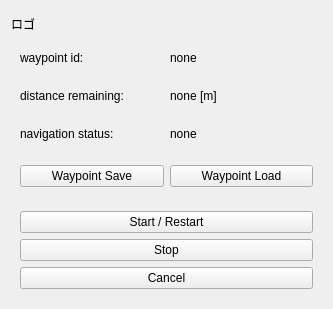
uhobeike/ike_nav, file ike_nav_rviz_plugins/src/ui/ike_nav.ui: the form before one commit.
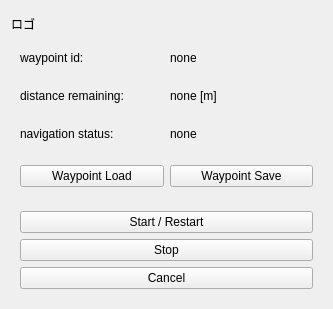
The form after the commit.

The edit to the form file:
```diff
--- a/ike_nav_rviz_plugins/src/ui/ike_nav.ui
+++ b/ike_nav_rviz_plugins/src/ui/ike_nav.ui
@@ -91,16 +91,16 @@
     <widget class="QWidget" name="horizontalLayoutWidget">
      <layout class="QHBoxLayout" name="horizontalLayout">
       <item>
-       <widget class="QPushButton" name="waypoint_save">
+       <widget class="QPushButton" name="waypoint_load">
         <property name="text">
-         <string>Waypoint Save</string>
+         <string>Waypoint Load</string>
         </property>
        </widget>
       </item>
       <item>
-       <widget class="QPushButton" name="waypoint_load">
+       <widget class="QPushButton" name="waypoint_save">
         <property name="text">
-         <string>Waypoint Load</string>
+         <string>Waypoint Save</string>
         </property>
        </widget>
       </item>
```
